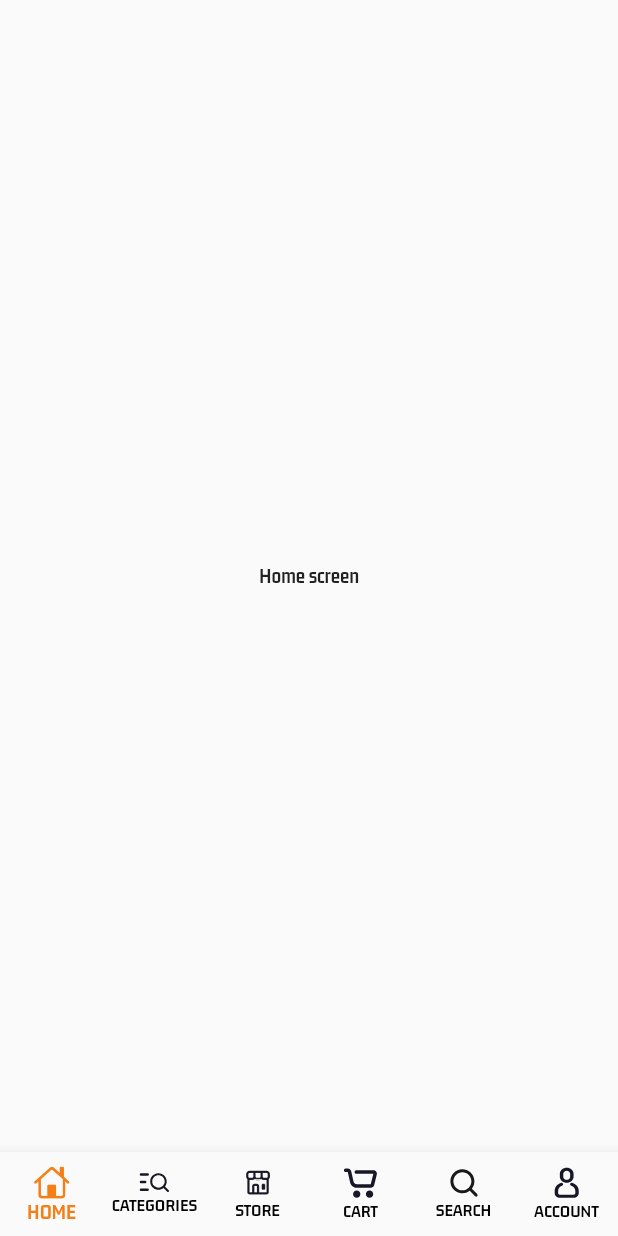
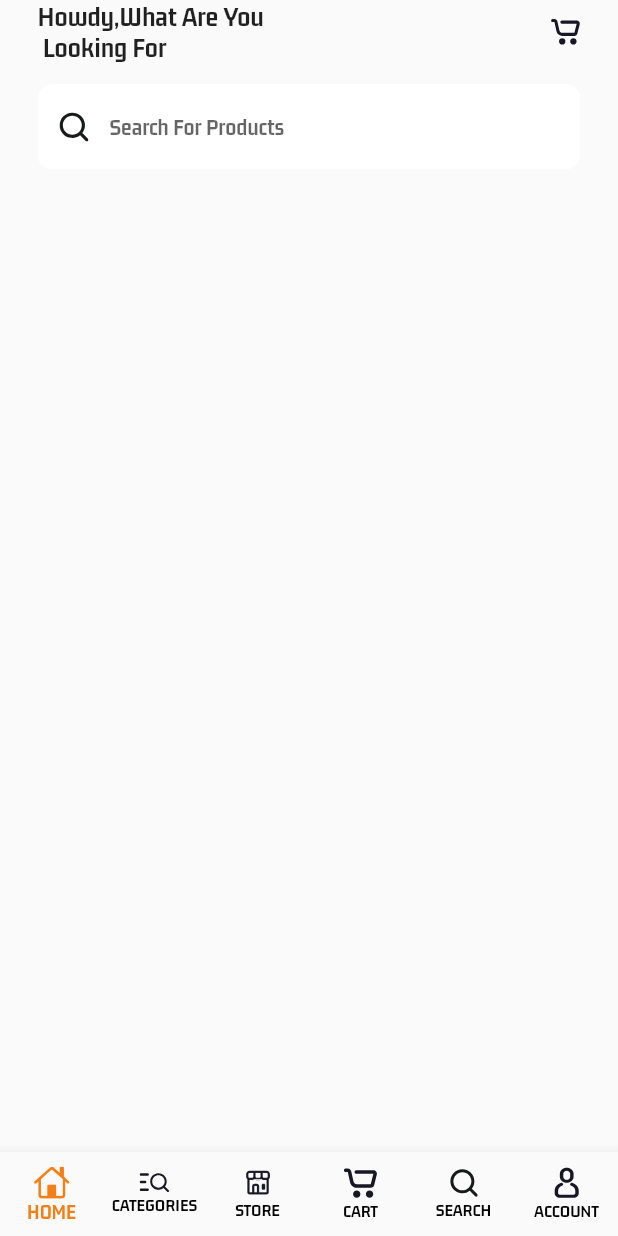
Before and after one commit to oatcrunch/multi-store, a Flutter app: the screen it shows after launch, on a phone screen of 412 x 824 dp. Run offline on Flutter 3.47's test engine with Material 2 defaults, Android fonts, the phone set to English and light mode, and no system bars; our stand-ins replace flutter_svg.

Commit message:
add widgets and screen basic contents

```diff
--- a/lib/main.dart
+++ b/lib/main.dart
@@ -13,12 +13,12 @@
   @override
   Widget build(BuildContext context) {
     SystemChrome.setSystemUIOverlayStyle(
-        SystemUiOverlayStyle(statusBarColor: Colors.transparent));
+        const SystemUiOverlayStyle(statusBarColor: Colors.transparent));
     return MaterialApp(
       debugShowCheckedModeBanner: false,
       title: 'Flutter Demo',
       theme: ThemeData(primarySwatch: Colors.blue, fontFamily: 'Brand-Bold'),
-      home: MainScreen(),
+      home: const MainScreen(),
       // home: const MyHomePage(title: 'Flutter Demo Home Page'),
     );
   }
--- a/lib/views/buyers/main_screen.dart
+++ b/lib/views/buyers/main_screen.dart
@@ -1,6 +1,4 @@
 import 'package:flutter/cupertino.dart';
-import 'package:flutter/src/widgets/framework.dart';
-import 'package:flutter/src/widgets/placeholder.dart';
 
 import 'package:flutter/material.dart';
 import 'package:flutter_svg/svg.dart';
@@ -22,13 +20,14 @@
 class _MainScreenState extends State<MainScreen> {
   int _pageIndex = 0;
 
+  // ignore: prefer_final_fields
   List<Widget> _pages = [
-    HomeScreen(),
-    CategoryScreen(),
-    StoreScreen(),
-    CartScreen(),
-    SearchScreen(),
-    AccountScreen()
+    const HomeScreen(),
+    const CategoryScreen(),
+    const StoreScreen(),
+    const CartScreen(),
+    const SearchScreen(),
+    const AccountScreen()
   ];
   @override
   Widget build(BuildContext context) {
@@ -44,7 +43,7 @@
           unselectedItemColor: Colors.black,
           selectedItemColor: Colors.yellow.shade900,
           items: [
-            BottomNavigationBarItem(
+            const BottomNavigationBarItem(
                 icon: Icon(CupertinoIcons.home), label: 'HOME'),
             BottomNavigationBarItem(
               icon: SvgPicture.asset('assets/icons/explore.svg', width: 20),
--- a/lib/views/buyers/nav_screens/account_screen.dart
+++ b/lib/views/buyers/nav_screens/account_screen.dart
@@ -1,4 +1,3 @@
-import 'package:flutter/material.dart';
 import 'package:flutter/material.dart';
 
 class AccountScreen extends StatelessWidget {
@@ -6,7 +5,7 @@
 
   @override
   Widget build(BuildContext context) {
-    return Center(
+    return const Center(
       child: Text('Account screen'),
     );
   }
--- a/lib/views/buyers/nav_screens/cart_screen.dart
+++ b/lib/views/buyers/nav_screens/cart_screen.dart
@@ -1,4 +1,3 @@
-import 'package:flutter/material.dart';
 import 'package:flutter/material.dart';
 
 class CartScreen extends StatelessWidget {
@@ -6,7 +5,7 @@
 
   @override
   Widget build(BuildContext context) {
-    return Center(
+    return const Center(
       child: Text('Cart screen'),
     );
   }
--- a/lib/views/buyers/nav_screens/category_screen.dart
+++ b/lib/views/buyers/nav_screens/category_screen.dart
@@ -1,4 +1,3 @@
-import 'package:flutter/material.dart';
 import 'package:flutter/material.dart';
 
 class CategoryScreen extends StatelessWidget {
@@ -6,7 +5,7 @@
 
   @override
   Widget build(BuildContext context) {
-    return Center(
+    return const Center(
       child: Text('Category screen'),
     );
   }
--- a/lib/views/buyers/nav_screens/home_screen.dart
+++ b/lib/views/buyers/nav_screens/home_screen.dart
@@ -1,13 +1,25 @@
 import 'package:flutter/material.dart';
-import 'package:flutter/material.dart';
+import 'package:multi_store/views/buyers/nav_screens/widgets/search_input_widget.dart';
+import 'package:multi_store/views/buyers/nav_screens/widgets/welcome_text_widget.dart';
 
 class HomeScreen extends StatelessWidget {
   const HomeScreen({super.key});
 
   @override
   Widget build(BuildContext context) {
-    return Center(
-      child: Text('Home screen'),
+    return Padding(
+      padding: EdgeInsets.only(
+          top: MediaQuery.of(context).padding.top, left: 25, right: 25),
+      child: Column(
+        // ignore: prefer_const_literals_to_create_immutables
+        children: [
+          const WelcomeText(),
+          const SizedBox(
+            height: 14,
+          ),
+          const SearchInputWidget()
+        ],
+      ),
     );
   }
 }
--- a/lib/views/buyers/nav_screens/search_screen.dart
+++ b/lib/views/buyers/nav_screens/search_screen.dart
@@ -1,4 +1,3 @@
-import 'package:flutter/material.dart';
 import 'package:flutter/material.dart';
 
 class SearchScreen extends StatelessWidget {
@@ -6,7 +5,7 @@
 
   @override
   Widget build(BuildContext context) {
-    return Center(
+    return const Center(
       child: Text('Search screen'),
     );
   }
--- a/lib/views/buyers/nav_screens/store_screen.dart
+++ b/lib/views/buyers/nav_screens/store_screen.dart
@@ -1,4 +1,3 @@
-import 'package:flutter/material.dart';
 import 'package:flutter/material.dart';
 
 class StoreScreen extends StatelessWidget {
@@ -6,7 +5,7 @@
 
   @override
   Widget build(BuildContext context) {
-    return Center(
+    return const Center(
       child: Text('Store screen'),
     );
   }
--- /dev/null
+++ b/lib/views/buyers/nav_screens/widgets/search_input_widget.dart
@@ -0,0 +1,29 @@
+import 'package:flutter/material.dart';
+import 'package:flutter_svg/svg.dart';
+
+class SearchInputWidget extends StatelessWidget {
+  const SearchInputWidget({
+    super.key,
+  });
+
+  @override
+  Widget build(BuildContext context) {
+    return ClipRRect(
+      borderRadius: BorderRadius.circular(10),
+      child: TextField(
+        decoration: InputDecoration(
+            fillColor: Colors.white,
+            filled: true,
+            hintText: 'Search For Products',
+            border: const OutlineInputBorder(borderSide: BorderSide.none),
+            prefixIcon: Padding(
+              padding: const EdgeInsets.all(14.0),
+              child: SvgPicture.asset(
+                'assets/icons/search.svg',
+                width: 10,
+              ),
+            )),
+      ),
+    );
+  }
+}
--- /dev/null
+++ b/lib/views/buyers/nav_screens/widgets/welcome_text_widget.dart
@@ -0,0 +1,28 @@
+import 'package:flutter/cupertino.dart';
+import 'package:flutter_svg/svg.dart';
+
+class WelcomeText extends StatelessWidget {
+  const WelcomeText({
+    super.key,
+  });
+
+  @override
+  Widget build(BuildContext context) {
+    return Row(
+      mainAxisAlignment: MainAxisAlignment.spaceBetween,
+      children: [
+        const Text(
+          'Howdy,What Are You\n Looking For',
+          style: TextStyle(fontSize: 19, fontWeight: FontWeight.bold),
+        ),
+        // ignore: avoid_unnecessary_containers
+        Container(
+          child: SvgPicture.asset(
+            'assets/icons/cart.svg',
+            width: 20,
+          ),
+        )
+      ],
+    );
+  }
+}
```
